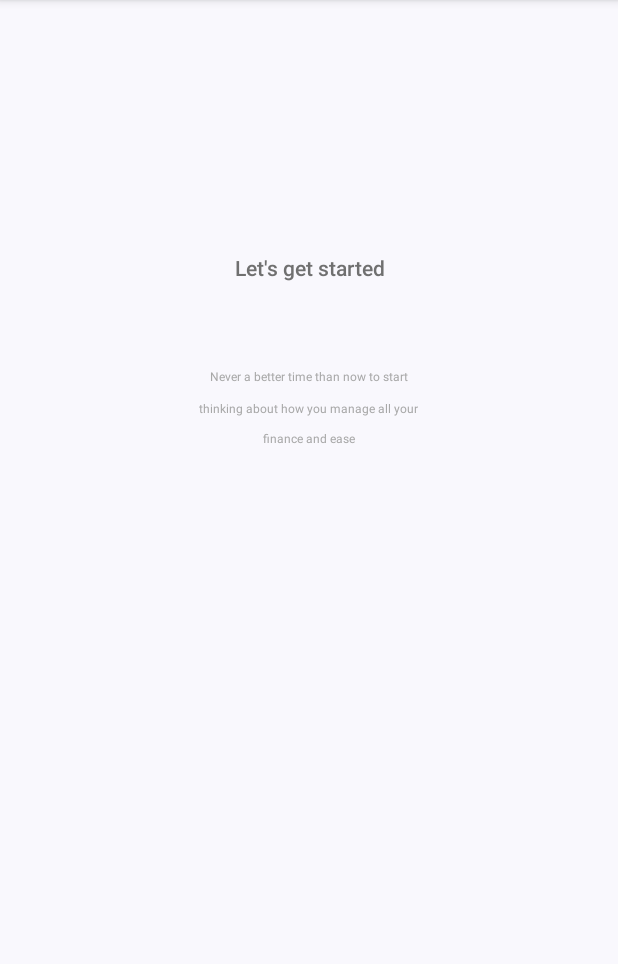
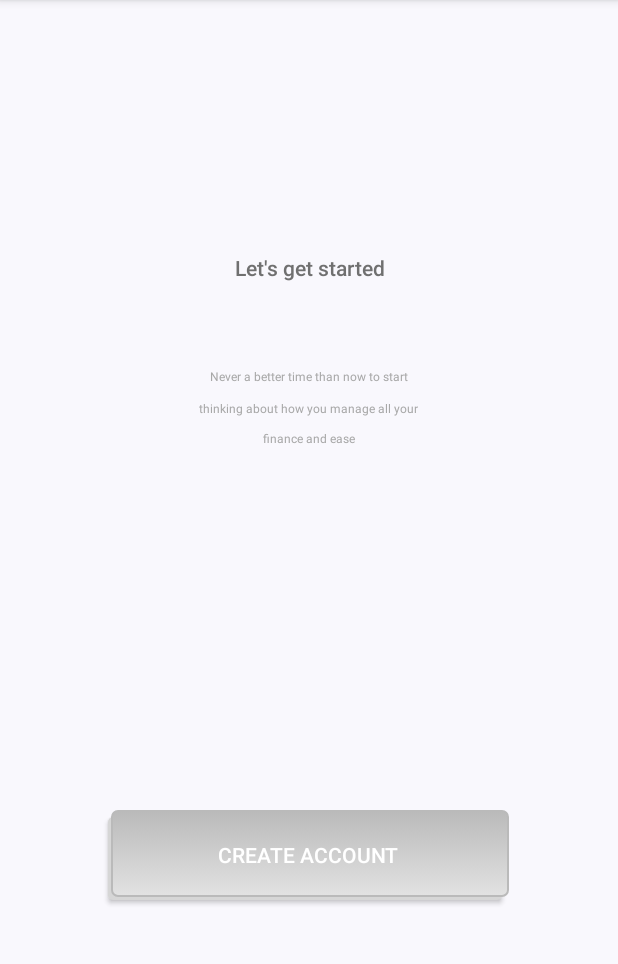
Before and after one commit to yangfeng2/Money-Master, an Android app: the screen it shows after launch (MainActivity), on a phone screen of 412 x 824 dp, the part 84-1048 px from its top. Run offline under Robolectric (Android 15) with nearby library versions, the phone set to English and light mode, and no system bars.

Commit message:
#Simple Onboarding page# - Added new drawable page for Onboarding page button - Provide shadow to button

```diff
--- a/app/src/main/java/com/example/moneymaster/MainActivity.java
+++ b/app/src/main/java/com/example/moneymaster/MainActivity.java
@@ -16,5 +16,8 @@ public class MainActivity extends AppCompatActivity {
         view= this.getWindow().getDecorView();
         view.setBackgroundResource(R.color.WhiteP);
 
+
+
+
     }
 }
--- /dev/null
+++ b/app/src/main/res/drawable/button1.xml
@@ -0,0 +1,24 @@
+<?xml version="1.0" encoding="utf-8"?>
+<selector xmlns:android="http://schemas.android.com/apk/res/android">
+    <item>
+        <layer-list>
+            <item android:right="5dp" android:top="5dp">
+                <shape>
+                    <corners android:radius="3dp" />
+                    <solid android:color="#D6D6D6" />
+                </shape>
+            </item>
+            <item android:bottom="2dp" android:left="2dp">
+                <shape>
+                    <gradient android:angle="270"
+                        android:endColor="#E2E2E2" android:startColor="#BABABA" />
+                    <stroke android:width="1dp" android:color="#BABABA" />
+                    <corners android:radius="4dp" />
+                    <padding android:bottom="10dp" android:left="10dp"
+                        android:right="10dp" android:top="10dp" />
+                </shape>
+            </item>
+        </layer-list>
+    </item>
+
+</selector>
--- a/app/src/main/res/layout/activity_main.xml
+++ b/app/src/main/res/layout/activity_main.xml
@@ -84,4 +84,24 @@
         app:layout_constraintStart_toStartOf="parent"
         app:layout_constraintTop_toTopOf="parent"
         app:layout_constraintVertical_bias="0.377" />
+
+    <Button
+        android:id="@+id/button1"
+        android:layout_width="267dp"
+        android:layout_height="60dp"
+        android:layout_marginStart="8dp"
+        android:layout_marginTop="8dp"
+        android:layout_marginEnd="8dp"
+        android:layout_marginBottom="8dp"
+
+        android:background="@drawable/button1"
+        android:text="Create account"
+        android:textColor="#FFFFFF"
+        app:layout_constraintBottom_toBottomOf="parent"
+        app:layout_constraintEnd_toEndOf="parent"
+        app:layout_constraintHorizontal_bias="0.497"
+        app:layout_constraintStart_toStartOf="parent"
+        app:layout_constraintTop_toTopOf="parent"
+        app:layout_constraintVertical_bias="0.769" />
+
 </android.support.constraint.ConstraintLayout>
--- a/app/src/main/res/values/colors.xml
+++ b/app/src/main/res/values/colors.xml
@@ -4,5 +4,6 @@
     <color name="colorPrimaryDark">#00574B</color>
     <color name="colorAccent">#A8A8A8</color>
     <color name="WhiteP">#F9F8FD</color>
+    <color name="Purple">#796BFA</color>
 
 </resources>
```
